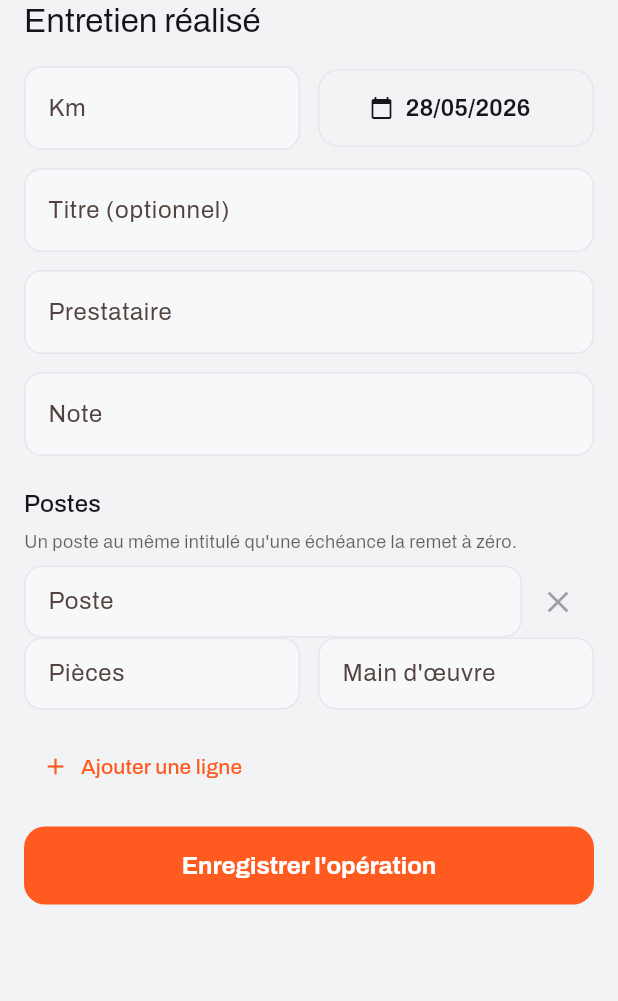
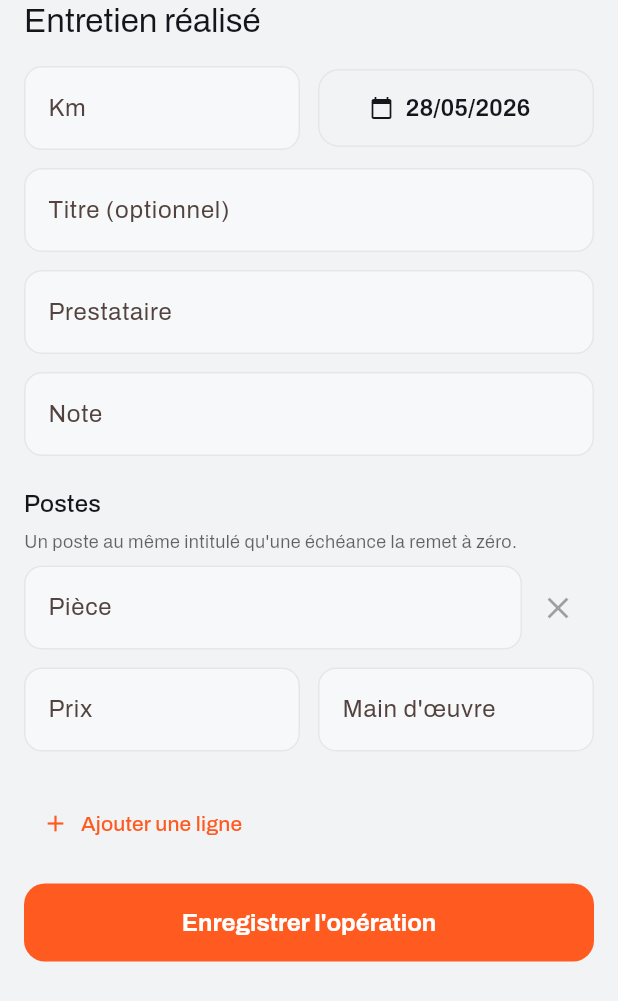
Before and after one commit to deadLocks21/motorz, a Flutter app: the _AddOperationSheet widget shown alone on an empty page, opened directly with empty values, on a phone screen of 412 x 824 dp. Shown: the top 1001 px of the screen. Run offline on Flutter 3.47's test engine with Material 3 defaults, Android fonts, the phone set to English and light mode, and no system bars; our stand-ins replace connectivity_plus, dio, file_picker, fl_chart, flutter_riverpod, go_router and 6 more; accounts and stored records are empty; generated files the repository leaves out were written again.

Commit message:
fix(entretien): aère la saisie des postes et renomme Pièce/Prix
- retire isDense → champs pleine hauteur, alignés sur l'en-tête
- ajoute un espace entre la rangée Pièce et la rangée Prix/Main d'œuvre
- élargit l'écart vertical entre deux postes
- renomme les labels : Poste → Pièce, Pièces → Prix

```diff
--- a/lib/ui/pages/vehicle_detail/widgets/add_operation_sheet.widget.dart
+++ b/lib/ui/pages/vehicle_detail/widgets/add_operation_sheet.widget.dart
@@ -263,7 +263,7 @@ class _AddOperationSheetState extends ConsumerState<_AddOperationSheet> {
   Widget _lineCard(int i) {
     final d = _lines[i];
     return Padding(
-      padding: const EdgeInsets.only(bottom: 10),
+      padding: const EdgeInsets.only(bottom: 20),
       child: Column(
         children: [
           Row(
@@ -273,9 +273,8 @@ class _AddOperationSheetState extends ConsumerState<_AddOperationSheet> {
                   controller: d.labelCtrl,
                   textCapitalization: TextCapitalization.sentences,
                   decoration: const InputDecoration(
-                    labelText: 'Poste',
+                    labelText: 'Pièce',
                     hintText: 'Vidange, Plaquettes…',
-                    isDense: true,
                   ),
                 ),
               ),
@@ -287,13 +286,14 @@ class _AddOperationSheetState extends ConsumerState<_AddOperationSheet> {
               ),
             ],
           ),
+          const SizedBox(height: 12),
           Row(
             children: [
               Expanded(
                 child: TextField(
                   controller: d.partsCtrl,
                   keyboardType: const TextInputType.numberWithOptions(decimal: true),
-                  decoration: const InputDecoration(labelText: 'Pièces', suffixText: '€', isDense: true),
+                  decoration: const InputDecoration(labelText: 'Prix', suffixText: '€'),
                 ),
               ),
               const SizedBox(width: 12),
@@ -301,8 +301,7 @@ class _AddOperationSheetState extends ConsumerState<_AddOperationSheet> {
                 child: TextField(
                   controller: d.laborCtrl,
                   keyboardType: const TextInputType.numberWithOptions(decimal: true),
-                  decoration:
-                      const InputDecoration(labelText: 'Main d\'œuvre', suffixText: '€', isDense: true),
+                  decoration: const InputDecoration(labelText: 'Main d\'œuvre', suffixText: '€'),
                 ),
               ),
             ],
```
